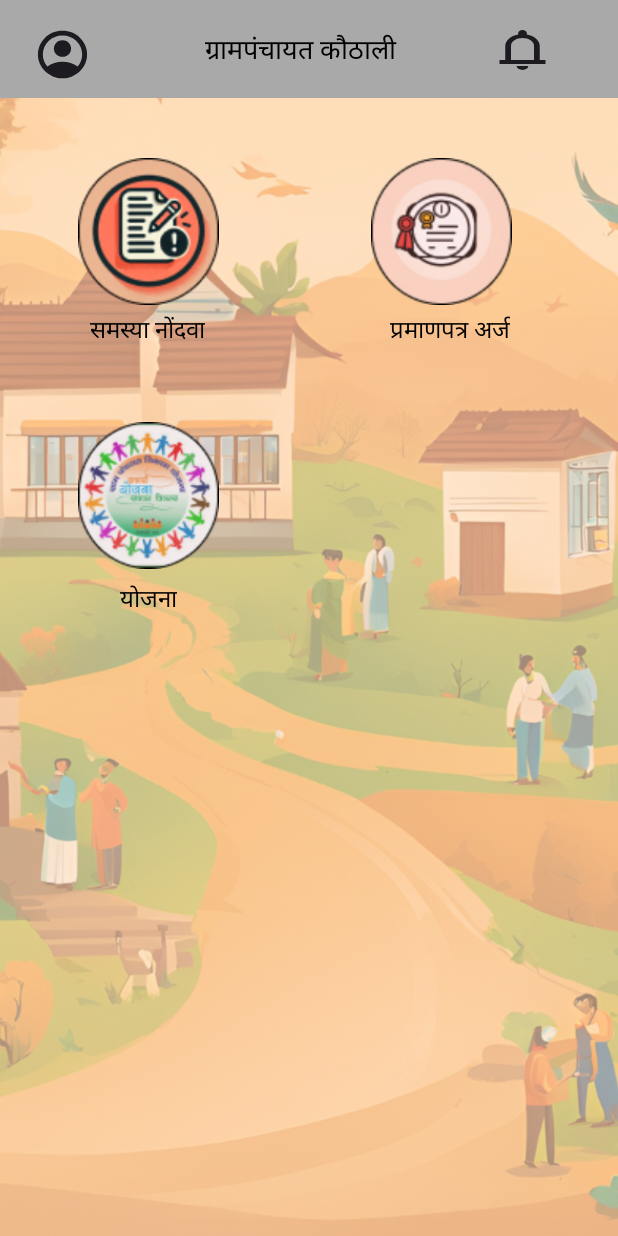
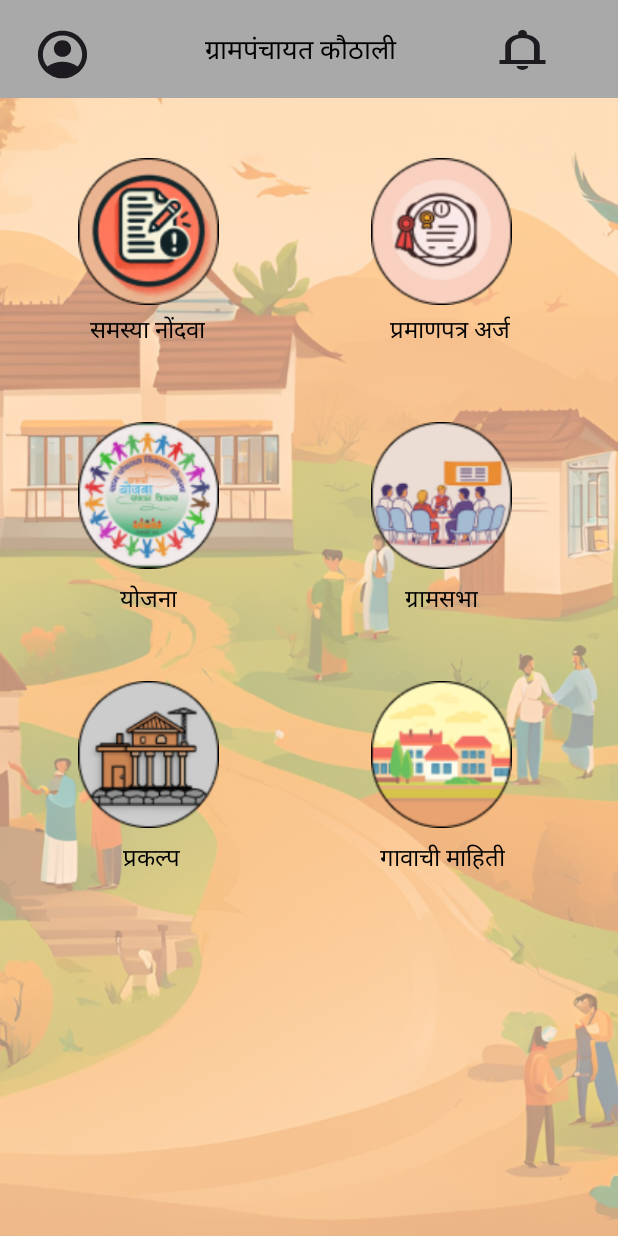
Before and after one commit to sanket96s/Grampanchayat-application, an Android app: the screen it shows after launch (MainActivity), on a phone screen of 412 x 824 dp. Run offline under Robolectric (Android 15) with nearby library versions, the phone set to English and light mode, and no system bars.

Commit message:
new code

```diff
--- a/app/src/main/res/layout/activity_main.xml
+++ b/app/src/main/res/layout/activity_main.xml
@@ -2,9 +2,8 @@
 <FrameLayout xmlns:android="http://schemas.android.com/apk/res/android"
     android:layout_width="match_parent"
     android:layout_height="match_parent"
-    android:background="#FFDAB9"> <!-- Peach background color -->
+    android:background="#FFDAB9">
 
-    <!-- Background ImageView -->
     <ImageView
         android:id="@+id/background_image"
         android:layout_width="match_parent"
@@ -13,7 +12,6 @@
         android:src="@drawable/homepagebackground"
         android:alpha="0.4" />
 
-    <!-- Complaint ImageView with border radius -->
     <TextView
         android:id="@+id/textView"
         android:layout_width="wrap_content"
@@ -30,7 +28,6 @@
         android:src="@drawable/complaintfileicon"
         android:gravity="center"/>
 
-    <!-- TextView for "समस्या नोंदवा" -->
     <TextView
         android:id="@+id/text_problem_report"
         android:layout_width="wrap_content"
@@ -43,7 +40,7 @@
         android:textColor="#000000" />
 
     <ImageView
-        android:id="@+id/image_certificate1"
+        android:id="@+id/image_certificate"
         android:layout_width="98dp"
         android:layout_height="98dp"
         android:layout_gravity="top|left"
@@ -53,7 +50,7 @@
         android:gravity="center"/>
 
     <TextView
-        android:id="@+id/text_apply_certificate1"
+        android:id="@+id/text_apply_certificate"
         android:layout_width="wrap_content"
         android:layout_height="wrap_content"
         android:layout_gravity="top|left"
@@ -62,8 +59,9 @@
         android:text="प्रमाणपत्र अर्ज"
         android:textSize="16sp"
         android:textColor="#000000" />
+
     <ImageView
-        android:id="@+id/image_certificate"
+        android:id="@+id/image_government_schemes"
         android:layout_width="98dp"
         android:layout_height="98dp"
         android:layout_gravity="top|left"
@@ -73,7 +71,7 @@
         android:gravity="center"/>
 
     <TextView
-        android:id="@+id/text_apply_certificate"
+        android:id="@+id/text_government_schemes"
         android:layout_width="wrap_content"
         android:layout_height="wrap_content"
         android:layout_gravity="top|left"
@@ -82,21 +80,83 @@
         android:text="योजना"
         android:textSize="16sp"
         android:textColor="#000000" />
+
+    <ImageView
+        android:id="@+id/image_events"
+        android:layout_width="98dp"
+        android:layout_height="98dp"
+        android:layout_gravity="top|left"
+        android:layout_marginTop="281dp"
+        android:layout_marginLeft="245dp"
+        android:src="@drawable/eventsicon"
+        android:gravity="center"/>
+
+    <TextView
+        android:id="@+id/text_events"
+        android:layout_width="wrap_content"
+        android:layout_height="wrap_content"
+        android:layout_gravity="top|left"
+        android:layout_marginLeft="270dp"
+        android:layout_marginTop="387dp"
+        android:text="ग्रामसभा"
+        android:textColor="#000000"
+        android:textSize="16sp" />
+
+    <ImageView
+        android:id="@+id/image_projects"
+        android:layout_width="98dp"
+        android:layout_height="98dp"
+        android:layout_gravity="top|left"
+        android:layout_marginTop="454dp"
+        android:layout_marginLeft="50dp"
+        android:src="@drawable/projectsicon"
+        android:gravity="center"/>
+
+    <TextView
+        android:id="@+id/text_projects"
+        android:layout_width="wrap_content"
+        android:layout_height="wrap_content"
+        android:layout_gravity="top|left"
+        android:layout_marginLeft="82dp"
+        android:layout_marginTop="560dp"
+        android:text="प्रकल्प"
+        android:textColor="#000000"
+        android:textSize="16sp" />
+
+    <ImageView
+        android:id="@+id/image_village_information"
+        android:layout_width="98dp"
+        android:layout_height="98dp"
+        android:layout_gravity="top|left"
+        android:layout_marginTop="454dp"
+        android:layout_marginLeft="245dp"
+        android:src="@drawable/villageinformationicon"
+        android:gravity="center"/>
+
+    <TextView
+        android:id="@+id/text_village_information"
+        android:layout_width="wrap_content"
+        android:layout_height="wrap_content"
+        android:layout_gravity="top|left"
+        android:layout_marginLeft="253dp"
+        android:layout_marginTop="560dp"
+        android:text="गावाची माहिती"
+        android:textColor="#000000"
+        android:textSize="16sp" />
+
     <RelativeLayout
         android:layout_width="match_parent"
         android:layout_height="65dp"
-        android:background="#A9A9A9"> <!-- Dark gray color -->
+        android:background="#A9A9A9">
 
-        <!-- Icon in the center of the box -->
         <ImageView
             android:id="@+id/icon_account_circle"
             android:layout_width="wrap_content"
             android:layout_height="wrap_content"
             android:layout_marginLeft="22dp"
             android:layout_marginTop="17dp"
-            android:src="@drawable/accountinfo" /> <!-- Reference to the vector drawable -->
+            android:src="@drawable/accountinfo" />
 
-        <!-- TextView for "ग्रामपंचायत कौठाली" -->
         <TextView
             android:id="@+id/text_gram_panchayat"
             android:layout_width="140dp"
```
